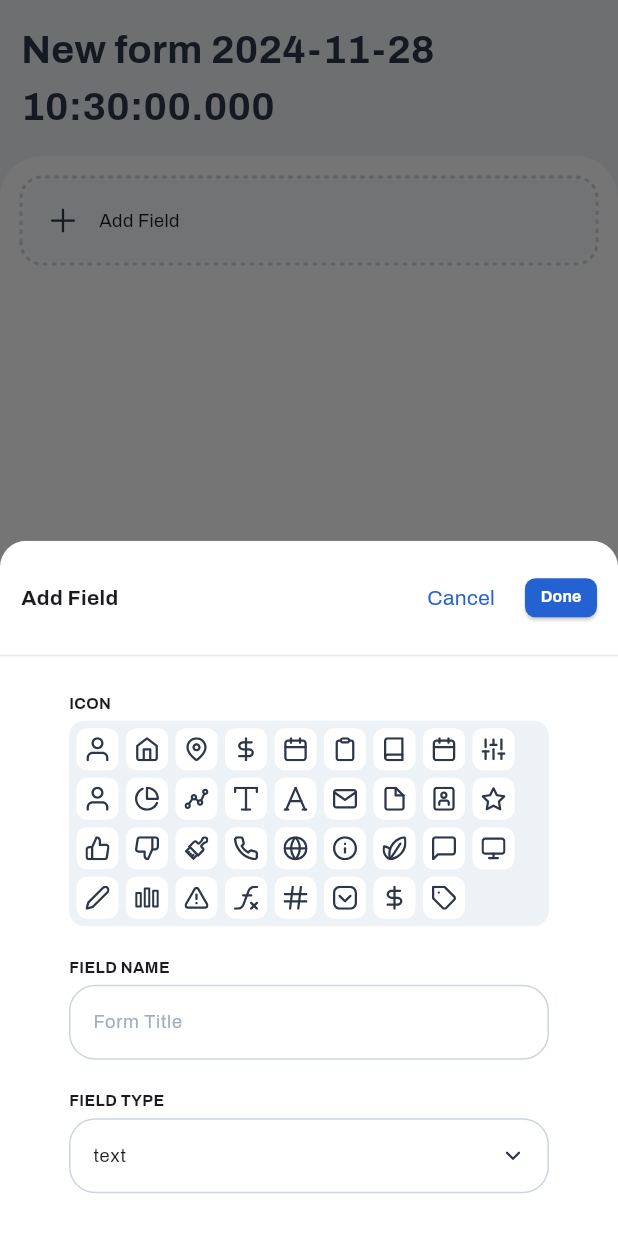
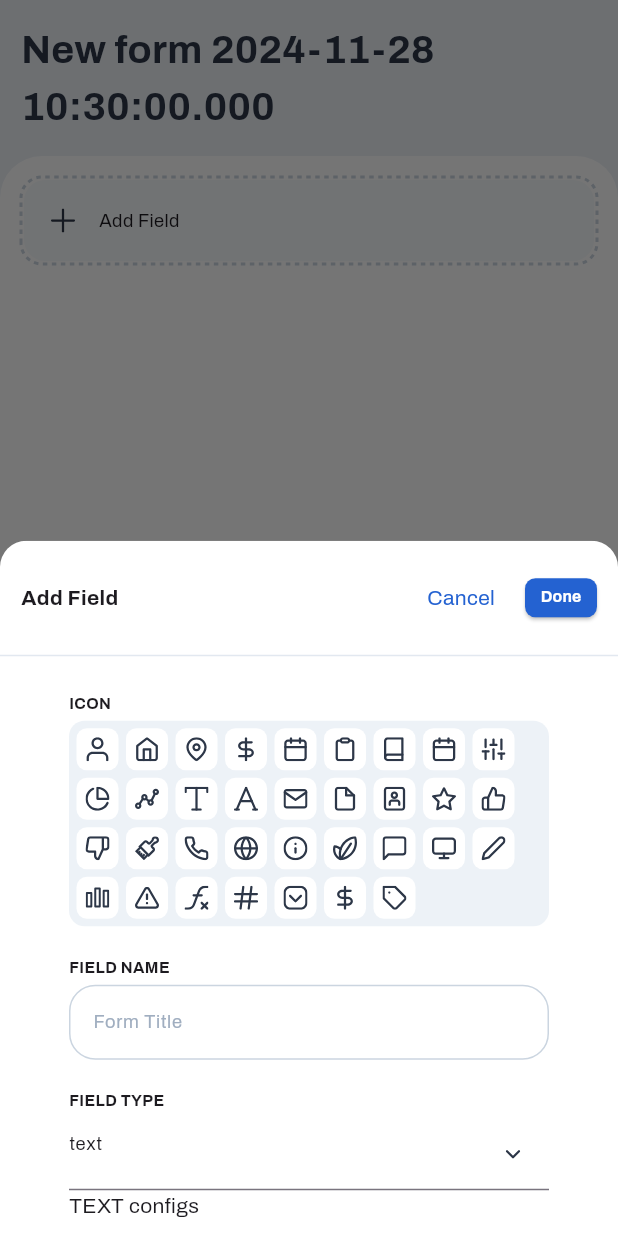
Before and after one commit to fel-cesar/smart-forms, a Flutter app: the FormPage screen opened directly with empty values, after a tap on the "add" icon, on a phone screen of 412 x 824 dp. Run offline on Flutter 3.47's test engine with Material 3 defaults, Android fonts, the phone set to English and light mode, and no system bars; drawn by our look-alikes of dotted_border; our stand-ins replace flutter_svg, get; project files that could hold a hidden picture were left out.

Commit message:
feat: :construction: Options from checkbox + dropdown initial feature

```diff
--- a/lib/presentation/components/dropdown.dart
+++ b/lib/presentation/components/dropdown.dart
@@ -39,6 +39,7 @@ class _MarkDropdownState extends State<MarkDropdown> {
         });
       },
     );
+
     // return Obx(
     //   () => TextField(
     //     controller: controller,
--- a/lib/presentation/pages/add_field/add_field_page.dart
+++ b/lib/presentation/pages/add_field/add_field_page.dart
@@ -18,7 +18,7 @@ const icons = [
   Constants.iconContacts,
   Constants.iconCalendar,
   Constants.iconSettings,
-  Constants.iconOwnerUser,
+  // Constants.iconOwnerUser,
   Constants.iconPieChart,
   Constants.iconLineChart,
   Constants.iconRename,
@@ -99,7 +99,8 @@ class AddFieldPage extends StatelessWidget {
                   const SizedBox(width: 20),
                   Button.small(
                     onPressed: () {
-                      formController.fields.add(addFieldPageController.formField); // TODO: remove hardcoded values
+                      formController.fields
+                          .add(addFieldPageController.formField);
                       Get.back();
                     },
                     text: Constants.done,
@@ -113,7 +114,8 @@ class AddFieldPage extends StatelessWidget {
             ),
             Expanded(
               child: SingleChildScrollView(
-                padding: const EdgeInsets.symmetric(horizontal: 46, vertical: 24),
+                padding:
+                    const EdgeInsets.symmetric(horizontal: 46, vertical: 24),
                 child: Column(
                   crossAxisAlignment: CrossAxisAlignment.stretch,
                   children: [
@@ -139,8 +141,11 @@ class AddFieldPage extends StatelessWidget {
                             (assetPath) => ObxValue(
                               (data) => SelectableIcon(
                                 assetPath: assetPath,
-                                isSelected: addFieldPageController.iconName.value == assetPath,
-                                onPressed: () => addFieldPageController.iconName.value = assetPath,
+                                isSelected:
+                                    addFieldPageController.iconName.value ==
+                                        assetPath,
+                                onPressed: () => addFieldPageController
+                                    .iconName.value = assetPath,
                               ),
                               false.obs,
                             ),
@@ -172,7 +177,8 @@ class AddFieldPage extends StatelessWidget {
                         enabledBorder: formBorderStyle,
                         focusedBorder: formBorderStyle,
                       ),
-                      onChanged: (value) => addFieldPageController.name.value = value,
+                      onChanged: (value) =>
+                          addFieldPageController.name.value = value,
                     ),
                     const SizedBox(height: 20),
                     Text(
@@ -187,12 +193,15 @@ class AddFieldPage extends StatelessWidget {
                     Obx(
                       () => TextField(
                         // TODO: get text from type
-                        controller: TextEditingController(text: addFieldPageController.type.value),
+                        controller: TextEditingController(
+                            text: addFieldPageController.type.value),
                         readOnly: true,
                         onTap: () async {
                           await Get.bottomSheet(FieldTypeSelector<String>(
-                            onSelect: (value) => addFieldPageController.type.value = value,
-                            //TODO: this will be field type here.
+                            onSelect: (value) {
+                              addFieldPageController.options.clear();
+                              addFieldPageController.type.value = value;
+                            },
                           ));
                         },
 
@@ -202,7 +211,8 @@ class AddFieldPage extends StatelessWidget {
                           suffixIcon: SizedBox(
                             width: 8,
                             child: Center(
-                              child: SvgPicture.asset(Constants.iconChevronDown),
+                              child:
+                                  SvgPicture.asset(Constants.iconChevronDown),
                             ),
                           ),
                           hintText: Constants.formTitle,
@@ -211,14 +221,91 @@ class AddFieldPage extends StatelessWidget {
                             fontSize: 12.25,
                             fontWeight: FontWeight.w400,
                           ),
-                          border: formBorderStyle,
-                          enabledBorder: formBorderStyle,
-                          focusedBorder: formBorderStyle,
                         ),
                       ),
+                    ),
 
-                      //TODO: Here will go the field specific options. e.g. for dropdown and checkboxGroup, we will have a list of options
-                    ),
+                    Obx(() {
+                      return addFieldPageController.type.value == 'text'
+                          ? const Text('TEXT configs')
+                          : const SizedBox.shrink();
+                    }),
+
+                    Obx(() {
+                      return addFieldPageController.type.value == 'dropdown'
+                          ? ReorderableListView.builder(
+                              onReorder: (oldIndex, newIndex) {
+                                // TODO: proper reordering
+                              },
+                              physics: const NeverScrollableScrollPhysics(),
+                              shrinkWrap: true,
+                              itemCount:
+                                  addFieldPageController.options.length + 1,
+                              buildDefaultDragHandles: true,
+                              itemBuilder: (context, index) {
+                                if (index <
+                                    addFieldPageController.options.length) {
+                                  return ListTile(
+                                    key: Key(index.toString()),
+                                    title: TextField(onChanged: (value) {
+                                      addFieldPageController.options[index] =
+                                          value;
+                                    }),
+                                    leading: ReorderableDragStartListener(
+                                      index: index,
+                                      child: const Icon(Icons.drag_handle),
+                                    ),
+                                  );
+                                }
+                                return Button.small(
+                                  key: Key(index.toString()),
+                                  text: 'add field',
+                                  onPressed: () {
+                                    addFieldPageController.options.add('');
+                                  },
+                                );
+                              },
+                            )
+                          : const SizedBox.shrink();
+                    }),
+
+                    Obx(() {
+                      return addFieldPageController.type.value == 'checkbox'
+                          ? ReorderableListView.builder(
+                              onReorder: (oldIndex, newIndex) {
+                                // TODO: proper reordering
+                              },
+                              physics: const NeverScrollableScrollPhysics(),
+                              shrinkWrap: true,
+                              itemCount:
+                                  addFieldPageController.options.length + 1,
+                              buildDefaultDragHandles: true,
+                              itemBuilder: (context, index) {
+                                if (index <
+                                    addFieldPageController.options.length) {
+                                  return ListTile(
+                                    key: Key(index.toString()),
+                                    title: TextField(onChanged: (value) {
+                                      addFieldPageController.options[index] =
+                                          value;
+                                    }),
+                                    leading: ReorderableDragStartListener(
+                                      index: index,
+                                      child: const Icon(Icons.drag_handle),
+                                    ),
+                                  );
+                                }
+                                return Button.small(
+                                  key: Key(index.toString()),
+                                  text: 'add field',
+                                  onPressed: () {
+                                    addFieldPageController.options.add('');
+                                  },
+                                );
+                              },
+                            )
+                          : const SizedBox.shrink();
+                    }),
                   ],
                 ),
               ),
--- a/lib/presentation/pages/add_field/add_field_page_controller.dart
+++ b/lib/presentation/pages/add_field/add_field_page_controller.dart
@@ -9,8 +9,12 @@ class AddFieldPageController extends GetxController {
   final name = ''.obs;
   final iconName = ''.obs;
 
+
+  // final options = <String>[].obs;
+
   // TODO: These will be dynamic, these values are just placeholders
-  final options = <String>['das', 'daskjhdalksj', 'dsakjdba'].obs;
+  final options = <String>[].obs;
+
 
   MarkFormField get formField {
     switch (type.value) {
```
Also changed, not shown: lib/presentation/components/dropdown_field_configs.dart (added, +10 -0 lines).
